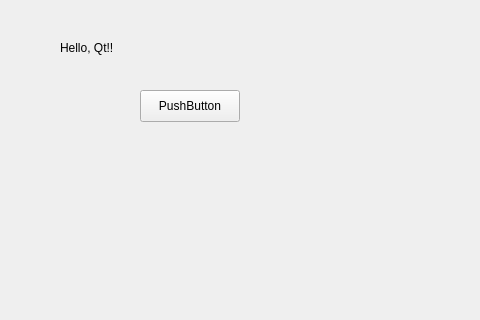
Old version of the form qt-mobile/mainwindow.ui in the repository Yuki56738/qt-mobile; both pictures show x 0 to 480 and y 0 to 320 of the 800 by 600 pixel window.
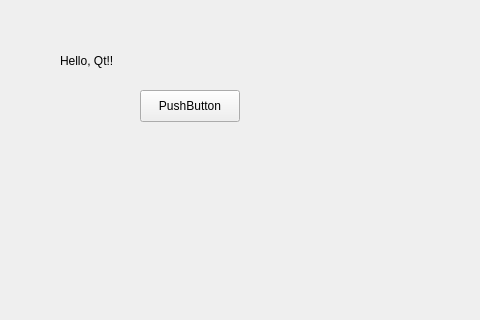
New version of the form.

```diff
--- a/qt-mobile/mainwindow.ui
+++ b/qt-mobile/mainwindow.ui
@@ -19,8 +19,8 @@
      <rect>
       <x>60</x>
       <y>40</y>
-      <width>81</width>
-      <height>16</height>
+      <width>191</width>
+      <height>41</height>
      </rect>
     </property>
     <property name="text">
```
